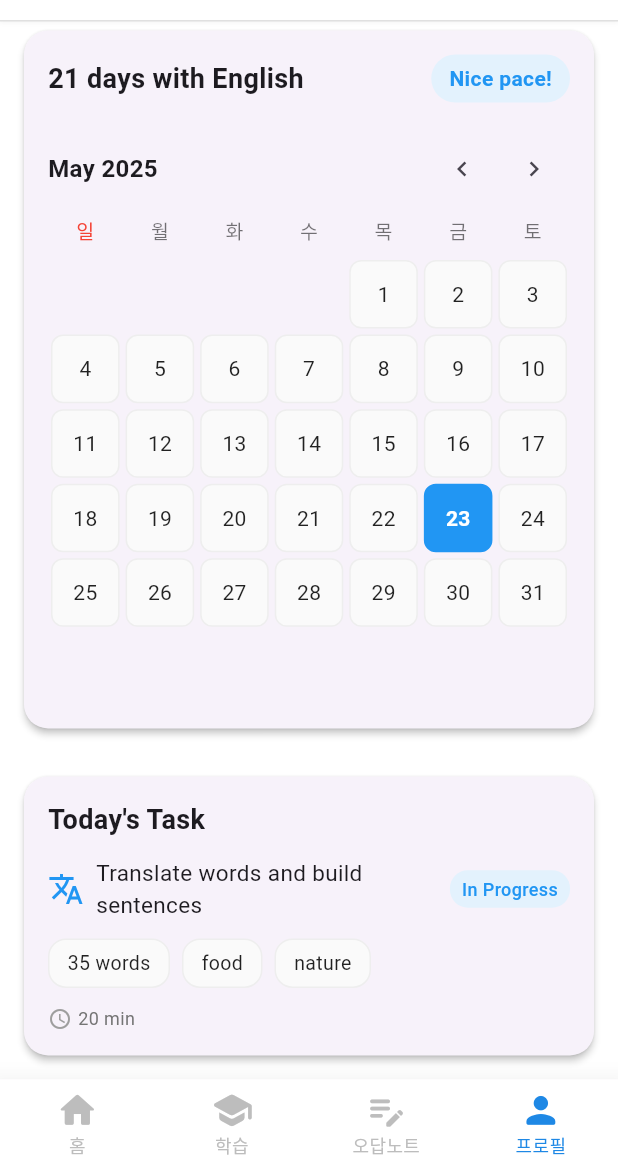
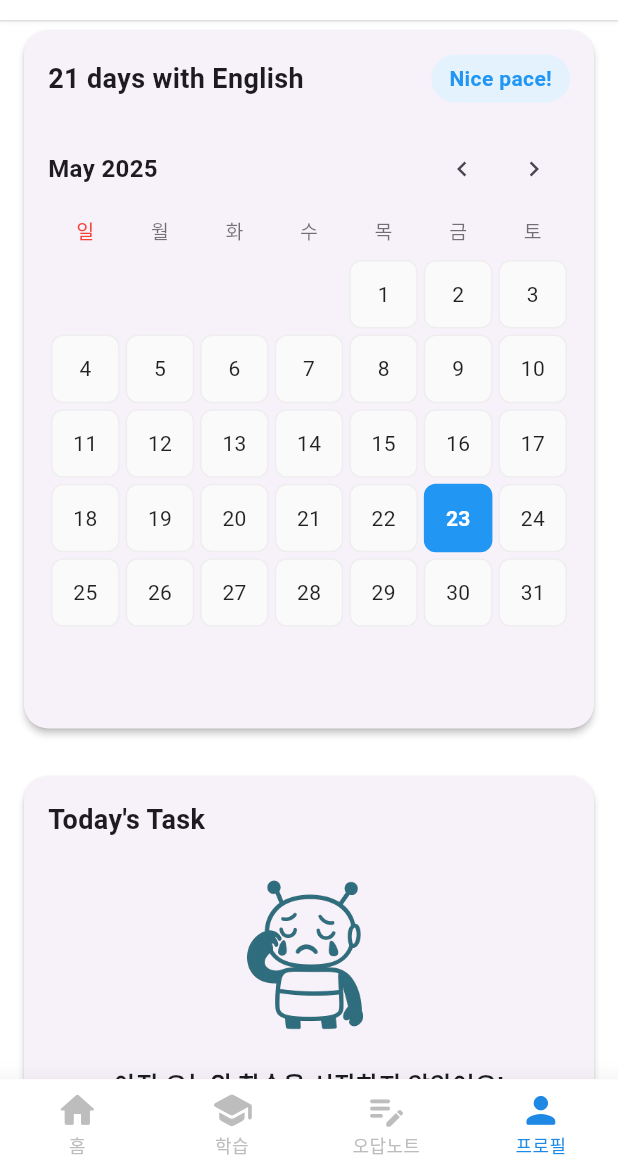
Before and after one commit to 941-life/estudy-gpt, a Flutter app: the screen it shows once a user with an empty profile is signed in, item 4 of the bottom bar chosen, scrolled down 325 dp, on a phone screen of 412 x 824 dp, the part 70-1236 px from its top. Run offline on Flutter 3.47's test engine with Material 3 defaults, Android fonts, the phone set to English and light mode, and no system bars; drawn by our look-alikes of calendar_view; our stand-ins replace firebase_auth, firebase_core, firebase_database, flutter_markdown, google_generative_ai, google_sign_in and 3 more; missing offline and left inert: flutter_pdfview, home_widget, receive_sharing_intent, syncfusion_flutter_pdf; accounts and stored records are empty; Roboto replaces fonts that are missing (Pretendard); project files that could hold a hidden picture were left out.

Commit message:
[design] taskbar motivation

```diff
--- a/lib/screens/profile_screen.dart
+++ b/lib/screens/profile_screen.dart
@@ -3,7 +3,6 @@ import 'package:firebase_auth/firebase_auth.dart';
 import 'package:firebase_database/firebase_database.dart';
 import '../models/wrong_note.dart';
 import '../widgets/challenge_calendar.dart';
-import '../widgets/today_task_card.dart';
 import '../widgets/common_app_bar.dart';
 
 class ProfileScreen extends StatefulWidget {
@@ -306,7 +305,6 @@ class _ProfileScreenState extends State<ProfileScreen> {
               wrongNotes: _wrongNotes,
               onDateSelected: _showWrongNotesForDate,
             ),
-            const TodayTaskCard(),
           ],
         ),
       ),
--- a/lib/widgets/challenge_calendar.dart
+++ b/lib/widgets/challenge_calendar.dart
@@ -50,9 +50,34 @@ class _ChallengeCalendarState extends State<ChallengeCalendar> {
     });
   }
 
+  bool _hasCreatedTodayNote() {
+    final now = DateTime.now();
+    return _hasWrongNotesForDate(now);
+  }
+
+  String _getMotivationalMessage(bool hasCreatedNote) {
+    if (hasCreatedNote) {
+      final messages = [
+        '오늘의 학습을 완료했어요! 대단해요! 🎉',
+        '훌륭해요! 오늘도 성장하는 하루였어요! ✨',
+        '학습 목표 달성! 내일도 이 기세로! 🌟'
+      ];
+      return messages[DateTime.now().microsecond % messages.length];
+    } else {
+      final messages = [
+        '아직 오늘의 학습을 시작하지 않았어요!',
+        '새로운 도전이 기다리고 있어요!',
+        '오늘의 학습으로 한 걸음 더 성장해보세요!'
+      ];
+      return messages[DateTime.now().microsecond % messages.length];
+    }
+  }
+
   @override
   Widget build(BuildContext context) {
-    return Card(
+    return Column(
+      children: [
+        Card(
           elevation: 2,
           margin: const EdgeInsets.all(16),
           shape: RoundedRectangleBorder(
@@ -95,6 +120,79 @@ class _ChallengeCalendarState extends State<ChallengeCalendar> {
                 const SizedBox(height: 20),
                 _buildCalendarGrid(),
               ],
+            ),
+          ),
+        ),
+        _buildTodayTask(),
+      ],
+    );
+  }
+
+  Widget _buildTodayTask() {
+    final hasCreatedNote = _hasCreatedTodayNote();
+    final motivationalMessage = _getMotivationalMessage(hasCreatedNote);
+
+    return Card(
+      elevation: 2,
+      margin: const EdgeInsets.all(16),
+      shape: RoundedRectangleBorder(
+        borderRadius: BorderRadius.circular(16),
+      ),
+      child: Padding(
+        padding: const EdgeInsets.all(16),
+        child: Column(
+          mainAxisSize: MainAxisSize.min,
+          crossAxisAlignment: CrossAxisAlignment.stretch,
+          children: [
+            const Text(
+              "Today's Task",
+              style: TextStyle(
+                fontSize: 18,
+                fontWeight: FontWeight.bold,
+              ),
+            ),
+            const SizedBox(height: 16),
+            Center(
+              child: Image.asset(
+                hasCreatedNote ? 'assets/images/thumbup.png' : 'assets/images/sad.png',
+                height: 120,
+                width: 120,
+                fit: BoxFit.contain,
+              ),
+            ),
+            const SizedBox(height: 16),
+            Text(
+              motivationalMessage,
+              textAlign: TextAlign.center,
+              style: const TextStyle(
+                fontSize: 16,
+                height: 1.4,
+                fontWeight: FontWeight.w600,
+                letterSpacing: 0.2,
+              ),
+            ),
+          ],
+        ),
+      ),
+    );
+  }
+
+  Widget _buildChip(String label) {
+    final hasCreatedNote = _hasCreatedTodayNote();
+    return Container(
+      padding: const EdgeInsets.symmetric(horizontal: 12, vertical: 6),
+      decoration: BoxDecoration(
+        color: hasCreatedNote ? Colors.green.shade50 : Colors.grey.shade50,
+        borderRadius: BorderRadius.circular(12),
+        border: Border.all(
+          color: hasCreatedNote ? Colors.green.shade200 : Colors.grey.shade200,
+        ),
+      ),
+      child: Text(
+        label,
+        style: TextStyle(
+          fontSize: 13,
+          color: hasCreatedNote ? Colors.green.shade700 : Colors.black87,
         ),
       ),
     );
--- a/lib/widgets/today_task_card.dart
+++ /dev/null
@@ -1,107 +0,0 @@
-import 'package:flutter/material.dart';
-
-class TodayTaskCard extends StatelessWidget {
-  const TodayTaskCard({super.key});
-
-  @override
-  Widget build(BuildContext context) {
-    return Card(
-      elevation: 2,
-      margin: const EdgeInsets.all(16),
-      shape: RoundedRectangleBorder(
-        borderRadius: BorderRadius.circular(16),
-      ),
-      child: Padding(
-        padding: const EdgeInsets.all(16),
-        child: Column(
-          crossAxisAlignment: CrossAxisAlignment.start,
-          children: [
-            const Text(
-              "Today's Task",
-              style: TextStyle(
-                fontSize: 18,
-                fontWeight: FontWeight.bold,
-              ),
-            ),
-            const SizedBox(height: 12),
-            Row(
-              children: [
-                const Icon(Icons.translate, color: Colors.blue),
-                const SizedBox(width: 8),
-                const Expanded(
-                  child: Text(
-                    'Translate words and build sentences',
-                    style: TextStyle(fontSize: 15),
-                  ),
-                ),
-                Container(
-                  padding: const EdgeInsets.symmetric(
-                    horizontal: 8,
-                    vertical: 4,
-                  ),
-                  decoration: BoxDecoration(
-                    color: Colors.blue.shade50,
-                    borderRadius: BorderRadius.circular(12),
-                  ),
-                  child: const Text(
-                    'In Progress',
-                    style: TextStyle(
-                      color: Colors.blue,
-                      fontSize: 12,
-                      fontWeight: FontWeight.w500,
-                    ),
-                  ),
-                ),
-              ],
-            ),
-            const SizedBox(height: 12),
-            Wrap(
-              spacing: 8,
-              children: [
-                _buildChip('35 words'),
-                _buildChip('food'),
-                _buildChip('nature'),
-              ],
-            ),
-            const SizedBox(height: 12),
-            Row(
-              children: [
-                const Icon(
-                  Icons.access_time,
-                  size: 16,
-                  color: Colors.grey,
-                ),
-                const SizedBox(width: 4),
-                Text(
-                  '20 min',
-                  style: TextStyle(
-                    color: Colors.grey.shade600,
-                    fontSize: 12,
-                  ),
-                ),
-              ],
-            ),
-          ],
-        ),
-      ),
-    );
-  }
-
-  Widget _buildChip(String label) {
-    return Container(
-      padding: const EdgeInsets.symmetric(horizontal: 12, vertical: 6),
-      decoration: BoxDecoration(
-        color: Colors.grey.shade50,
-        borderRadius: BorderRadius.circular(12),
-        border: Border.all(color: Colors.grey.shade200),
-      ),
-      child: Text(
-        label,
-        style: const TextStyle(
-          fontSize: 13,
-          color: Colors.black87,
-        ),
-      ),
-    );
-  }
-}
```
Also changed, not shown: assets/images/sad.png (added), assets/images/thumbup.png (added). Lines whose indentation alone changed are shown as unchanged.
